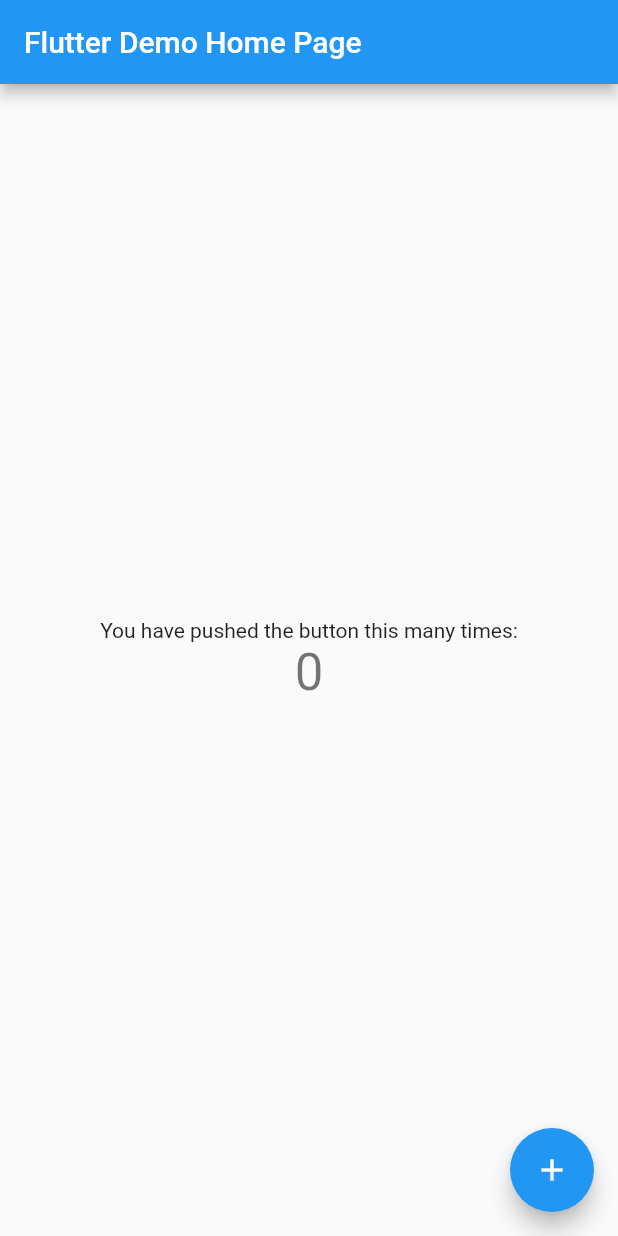
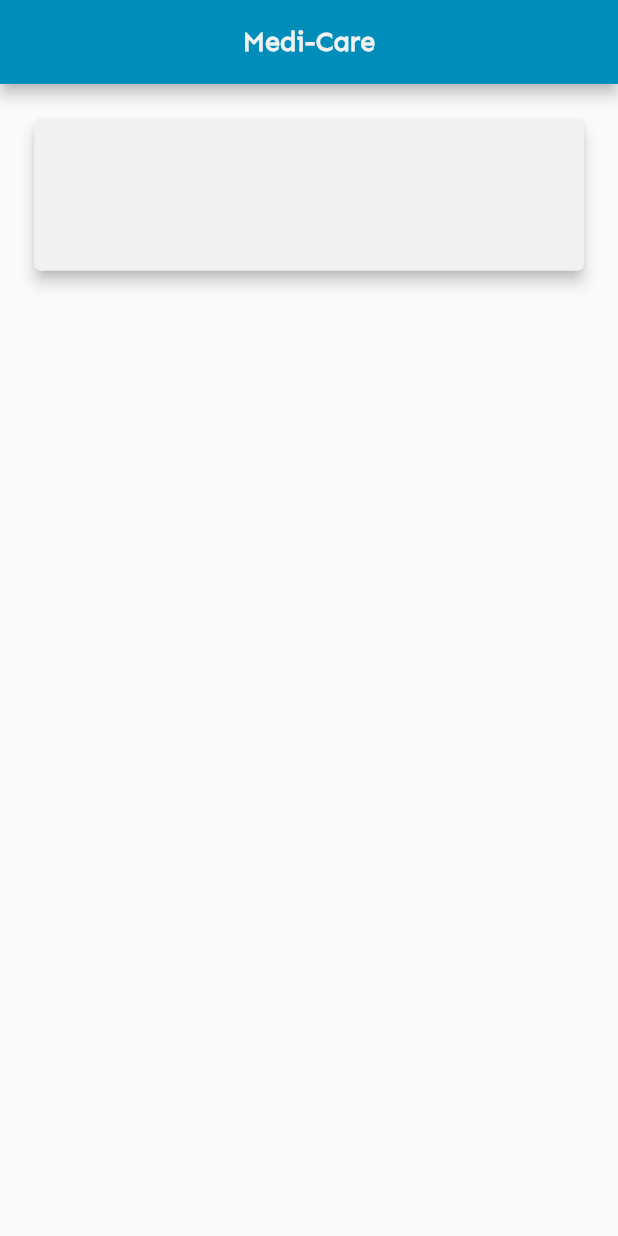
Before and after one commit to SatyamX64/mlh, a Flutter app: the screen it shows after launch, on a phone screen of 412 x 824 dp. Run offline on Flutter 3.47's test engine with Material 2 defaults, Android fonts, the phone set to English and light mode, and no system bars.

Commit message:
started ui

```diff
--- /dev/null
+++ b/medical_store/lib/const.dart
@@ -0,0 +1,7 @@
+import 'package:flutter/cupertino.dart';
+
+const primaryTextstyle = TextStyle(
+    color: Color(0xfff1f1f1),
+    fontSize: 18,
+    fontFamily: 'Sen',
+    fontWeight: FontWeight.bold);
--- a/medical_store/lib/main.dart
+++ b/medical_store/lib/main.dart
@@ -1,4 +1,7 @@
 import 'package:flutter/material.dart';
+import 'package:flutter/services.dart';
+
+import 'screens/homepage.dart';
 
 void main() {
   runApp(MyApp());
@@ -8,110 +11,23 @@
   // This widget is the root of your application.
   @override
   Widget build(BuildContext context) {
+    SystemChrome.setPreferredOrientations([
+      // To Prevent the App from going in Lanscape Mode, We lock it in Potrait
+      DeviceOrientation.portraitUp,
+      DeviceOrientation.portraitDown,
+    ]);
+    SystemChrome.setSystemUIOverlayStyle(SystemUiOverlayStyle(
+      // This Allows us to change the Naviagtion and Status Bar Color of Device
+      statusBarColor: Color(0xff008db9), //top bar color
+      statusBarIconBrightness: Brightness.light, //top bar icons
+      systemNavigationBarColor: Colors.white, //bottom bar color
+      systemNavigationBarIconBrightness: Brightness.dark, //bottom bar icons
+    ));
+
     return MaterialApp(
+      debugShowCheckedModeBanner: false,
       title: 'Flutter Demo',
-      theme: ThemeData(
-        // This is the theme of your application.
-        //
-        // Try running your application with "flutter run". You'll see the
-        // application has a blue toolbar. Then, without quitting the app, try
-        // changing the primarySwatch below to Colors.green and then invoke
-        // "hot reload" (press "r" in the console where you ran "flutter run",
-        // or simply save your changes to "hot reload" in a Flutter IDE).
-        // Notice that the counter didn't reset back to zero; the application
-        // is not restarted.
-        primarySwatch: Colors.blue,
-        // This makes the visual density adapt to the platform that you run
-        // the app on. For desktop platforms, the controls will be smaller and
-        // closer together (more dense) than on mobile platforms.
-        visualDensity: VisualDensity.adaptivePlatformDensity,
-      ),
-      home: MyHomePage(title: 'Flutter Demo Home Page'),
+      home: Homepage(),
     );
   }
 }
-
-class MyHomePage extends StatefulWidget {
-  MyHomePage({Key key, this.title}) : super(key: key);
-
-  // This widget is the home page of your application. It is stateful, meaning
-  // that it has a State object (defined below) that contains fields that affect
-  // how it looks.
-
-  // This class is the configuration for the state. It holds the values (in this
-  // case the title) provided by the parent (in this case the App widget) and
-  // used by the build method of the State. Fields in a Widget subclass are
-  // always marked "final".
-
-  final String title;
-
-  @override
-  _MyHomePageState createState() => _MyHomePageState();
-}
-
-class _MyHomePageState extends State<MyHomePage> {
-  int _counter = 0;
-
-  void _incrementCounter() {
-    setState(() {
-      // This call to setState tells the Flutter framework that something has
-      // changed in this State, which causes it to rerun the build method below
-      // so that the display can reflect the updated values. If we changed
-      // _counter without calling setState(), then the build method would not be
-      // called again, and so nothing would appear to happen.
-      _counter++;
-    });
-  }
-
-  @override
-  Widget build(BuildContext context) {
-    // This method is rerun every time setState is called, for instance as done
-    // by the _incrementCounter method above.
-    //
-    // The Flutter framework has been optimized to make rerunning build methods
-    // fast, so that you can just rebuild anything that needs updating rather
-    // than having to individually change instances of widgets.
-    return Scaffold(
-      appBar: AppBar(
-        // Here we take the value from the MyHomePage object that was created by
-        // the App.build method, and use it to set our appbar title.
-        title: Text(widget.title),
-      ),
-      body: Center(
-        // Center is a layout widget. It takes a single child and positions it
-        // in the middle of the parent.
-        child: Column(
-          // Column is also a layout widget. It takes a list of children and
-          // arranges them vertically. By default, it sizes itself to fit its
-          // children horizontally, and tries to be as tall as its parent.
-          //
-          // Invoke "debug painting" (press "p" in the console, choose the
-          // "Toggle Debug Paint" action from the Flutter Inspector in Android
-          // Studio, or the "Toggle Debug Paint" command in Visual Studio Code)
-          // to see the wireframe for each widget.
-          //
-          // Column has various properties to control how it sizes itself and
-          // how it positions its children. Here we use mainAxisAlignment to
-          // center the children vertically; the main axis here is the vertical
-          // axis because Columns are vertical (the cross axis would be
-          // horizontal).
-          mainAxisAlignment: MainAxisAlignment.center,
-          children: <Widget>[
-            Text(
-              'You have pushed the button this many times:',
-            ),
-            Text(
-              '$_counter',
-              style: Theme.of(context).textTheme.headline4,
-            ),
-          ],
-        ),
-      ),
-      floatingActionButton: FloatingActionButton(
-        onPressed: _incrementCounter,
-        tooltip: 'Increment',
-        child: Icon(Icons.add),
-      ), // This trailing comma makes auto-formatting nicer for build methods.
-    );
-  }
-}
--- /dev/null
+++ b/medical_store/lib/screens/homepage.dart
@@ -0,0 +1,35 @@
+import 'package:flutter/material.dart';
+
+import '../const.dart';
+import '../widgets/baseContaine.dart';
+
+class Homepage extends StatefulWidget {
+  @override
+  _HomepageState createState() => _HomepageState();
+}
+
+class _HomepageState extends State<Homepage> {
+  @override
+  Widget build(BuildContext context) {
+    final size = MediaQuery.of(context).size;
+    return Scaffold(
+      appBar: AppBar(
+        backgroundColor: Color(0xff008db9),
+        centerTitle: true,
+        title: Text(
+          'Medi-Care',
+          style: primaryTextstyle,
+        ),
+      ),
+      body: Padding(
+        padding: EdgeInsets.fromLTRB(size.width * 0.05555,
+            size.height * 0.029585, size.width * 0.05555, 0),
+        child: Column(
+          children: [
+            BaseContainer(),
+          ],
+        ),
+      ),
+    );
+  }
+}
--- /dev/null
+++ b/medical_store/lib/widgets/baseContaine.dart
@@ -0,0 +1,19 @@
+import 'package:flutter/material.dart';
+
+class BaseContainer extends StatelessWidget {
+  @override
+  Widget build(BuildContext context) {
+    final size = MediaQuery.of(context).size;
+    return Material(
+      elevation: 4,
+      color: Color(0xfff1f1f1),
+      borderRadius: BorderRadius.circular(4),
+      child: Container(
+        padding: EdgeInsets.symmetric(),
+        height: 100,
+        decoration: BoxDecoration(
+            borderRadius: BorderRadius.circular(4), color: Color(0xfff1f1f1)),
+      ),
+    );
+  }
+}
```
Also changed, not shown: medical_store/pubspec.yaml (+5 -57 lines), medical_store/fonts/Sen-Regular.ttf (added), medical_store/pubspec.lock, 1 other file.
